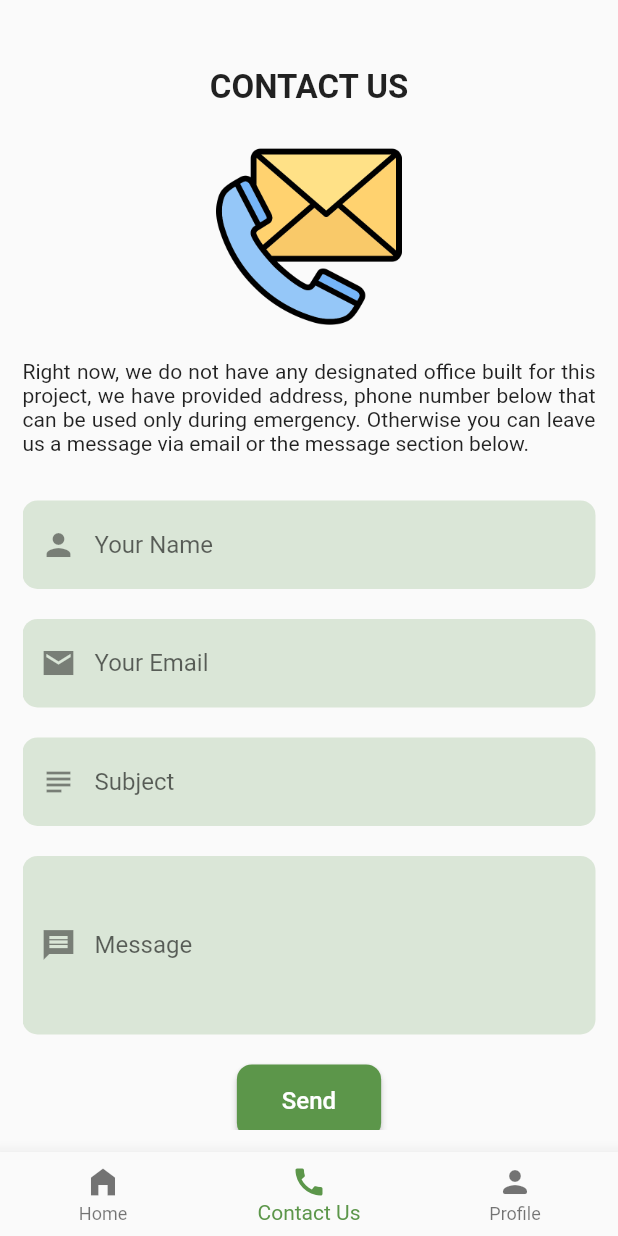
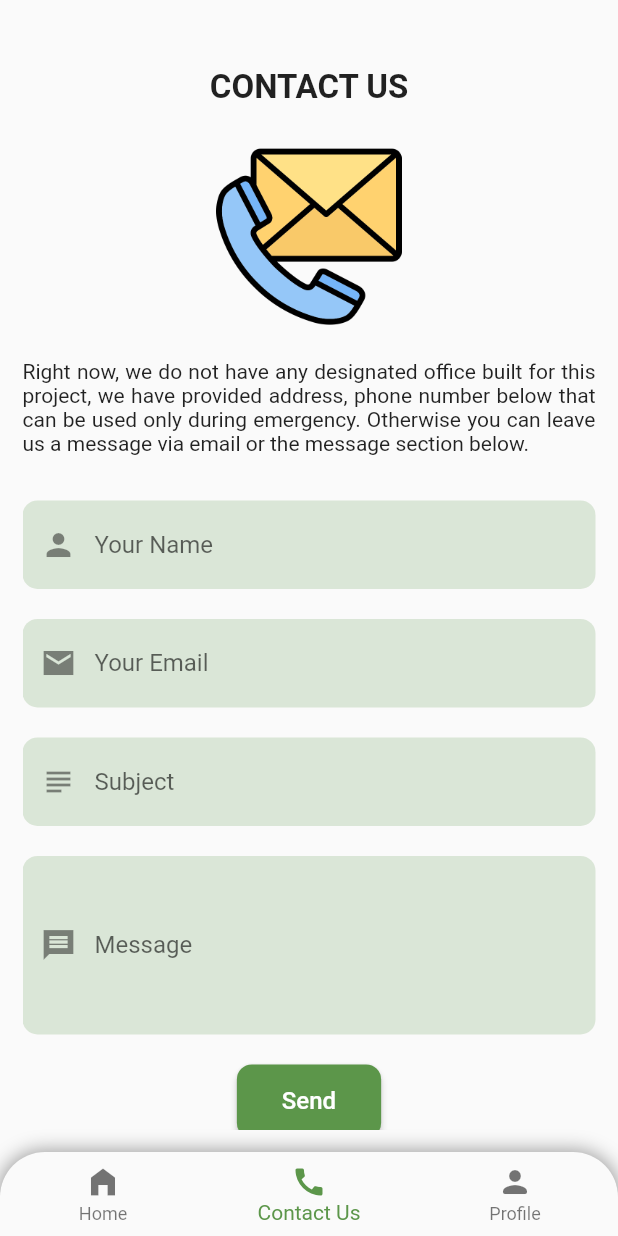
Before and after one commit to EziOPratikk/Garbage-Master, a Flutter app: the MainScreen screen opened directly, item 2 of the bottom bar chosen, on a phone screen of 412 x 824 dp. Run offline on Flutter 3.47's test engine with Material 2 defaults, Android fonts, the phone set to English and light mode, and no system bars; our stand-ins replace google_maps_flutter, image_picker, location, shared_preferences; missing offline and left inert: mapbox_gl, syncfusion_flutter_maps; accounts and stored records are empty.

Commit message:
Some design changes

```diff
--- a/lib/UI/homepage/widgets/main_screen.dart
+++ b/lib/UI/homepage/widgets/main_screen.dart
@@ -5,7 +5,7 @@ import 'contact_page.dart';
 import './profile_page.dart';
 
 class MainScreen extends StatefulWidget {
-  MainScreen({
+  const MainScreen({
     super.key,
   });
 
@@ -19,15 +19,33 @@ class _MainScreenState extends State<MainScreen> {
   @override
   Widget build(BuildContext context) {
     final bottomNavBarPages = [
-      HomePage(),
+      const HomePage(),
       ContactPage(),
-      ProfilePage(),
+      const ProfilePage(),
     ];
     return SafeArea(
       child: Scaffold(
         body: bottomNavBarPages[_bottomNavBarCurrentIndex],
-        bottomNavigationBar: BottomNavigationBar(
-          elevation: 10,
+        bottomNavigationBar: Container(
+          decoration: const BoxDecoration(
+            boxShadow: [
+              BoxShadow(
+                color: Colors.black38,
+                spreadRadius: 1,
+                blurRadius: 10,
+              ),
+            ],
+            borderRadius: BorderRadius.only(
+              topLeft: Radius.circular(30),
+              topRight: Radius.circular(30),
+            ),
+          ),
+          child: ClipRRect(
+            borderRadius: const BorderRadius.only(
+              topLeft: Radius.circular(30),
+              topRight: Radius.circular(30),
+            ),
+            child: BottomNavigationBar(
               fixedColor: Theme.of(context).primaryColor,
               items: const [
                 BottomNavigationBarItem(
@@ -51,6 +69,8 @@ class _MainScreenState extends State<MainScreen> {
               },
             ),
           ),
+        ),
+      ),
     );
   }
 }
--- a/lib/UI/login_&_register/widgets/forgot_password.dart
+++ b/lib/UI/login_&_register/widgets/forgot_password.dart
@@ -138,6 +138,7 @@ class ForgotPassword extends StatelessWidget {
                                 Navigator.of(context).pop();
                               } else {
                                 progressIndicator();
+                                Navigator.pop(context, true);
                                 Navigator.pushReplacement(
                                   context,
                                   MaterialPageRoute(
--- a/lib/UI/login_&_register/widgets/login_page.dart
+++ b/lib/UI/login_&_register/widgets/login_page.dart
@@ -183,7 +183,7 @@ class LoginPage extends StatelessWidget {
                     Navigator.pushReplacement(
                       context,
                       MaterialPageRoute(
-                        builder: (context) => MainScreen(),
+                        builder: (context) => const MainScreen(),
                       ),
                     );
                   } else if ((jsonDecode(response.body)["result"]).toString() ==
--- a/lib/UI/login_&_register/widgets/reset_password.dart
+++ b/lib/UI/login_&_register/widgets/reset_password.dart
@@ -153,6 +153,7 @@ class ResetPassword extends StatelessWidget {
                               Theme.of(context).snackBarTheme.backgroundColor,
                             ),
                           );
+                          Navigator.pop(context, true);
                           Navigator.pushReplacement(
                             context,
                             MaterialPageRoute(
--- a/lib/main.dart
+++ b/lib/main.dart
@@ -1,8 +1,9 @@
 import 'dart:io';
+
 import 'package:flutter/material.dart';
 import 'package:flutter/services.dart';
-import 'package:garbage_master/UI/login_&_register/widgets/login_page.dart';
 import 'package:shared_preferences/shared_preferences.dart';
+
 import './UI/login_&_register/widgets/splash_screen.dart';
 
 late SharedPreferences sharedPreferences;
--- a/lib/models/api.services.dart
+++ b/lib/models/api.services.dart
@@ -8,37 +8,37 @@ import '../UI/homepage/widgets/recent_data.dart';
 
 class APIServices {
   static String registerUserUrl =
-      'http://192.168.101.8:8585/ProjectAPI/RegisterUser';
+      'http://192.168.101.8:8484/ProjectAPI/RegisterUser';
 
-  static String loginUserUrl = 'http://192.168.101.8:8585/ProjectAPI/LoginUser';
+  static String loginUserUrl = 'http://192.168.101.8:8484/ProjectAPI/LoginUser';
 
   static String contactUsUrl =
-      'http://192.168.101.8:8585/ProjectAPI/InsertMessage';
+      'http://192.168.101.8:8484/ProjectAPI/InsertMessage';
 
-  static String sendEmailUrl = 'http://192.168.101.8:8585/ProjectAPI/SendEmail';
+  static String sendEmailUrl = 'http://192.168.101.8:8484/ProjectAPI/SendEmail';
 
   static String checkEmailUrl =
-      'http://192.168.101.8:8585/ProjectAPI/CheckEmail';
+      'http://192.168.101.8:8484/ProjectAPI/CheckEmail';
 
   static String resetPasswordUrl =
-      'http://192.168.101.8:8585/ProjectAPI/ResetPassword';
+      'http://192.168.101.8:8484/ProjectAPI/ResetPassword';
 
   static String currentUserUrl =
-      'http://192.168.101.8:8585/ProjectAPI/GetSpecificUser';
+      'http://192.168.101.8:8484/ProjectAPI/GetSpecificUser';
 
   static String updateGarbageDataUrl =
-      'http://192.168.101.8:8585/ProjectAPI/UpdateGarbageData';
+      'http://192.168.101.8:8484/ProjectAPI/UpdateGarbageData';
 
   static String updateProfileUrl =
-      'http://192.168.101.8:8585/ProjectAPI/UpdateProfile';
+      'http://192.168.101.8:8484/ProjectAPI/UpdateProfile';
 
-  static String getAvgUrl = 'http://192.168.101.8:8585/ProjectAPI/getAverage';
+  static String getAvgUrl = 'http://192.168.101.8:8484/ProjectAPI/getAverage';
 
   static String historyTableUrl =
-      'http://192.168.101.8:8585/ProjectAPI/HistoryTable';
+      'http://192.168.101.8:8484/ProjectAPI/HistoryTable';
 
   static String insertImageUrl =
-      'http://192.168.101.8:8585/ProjectAPI/InsertImage';
+      'http://192.168.101.8:8484/ProjectAPI/InsertImage';
 
   static Future<http.Response> registerUser(Map<String, dynamic> map) async {
     final response = await http.post(
```
Lines whose indentation alone changed are shown as unchanged.
